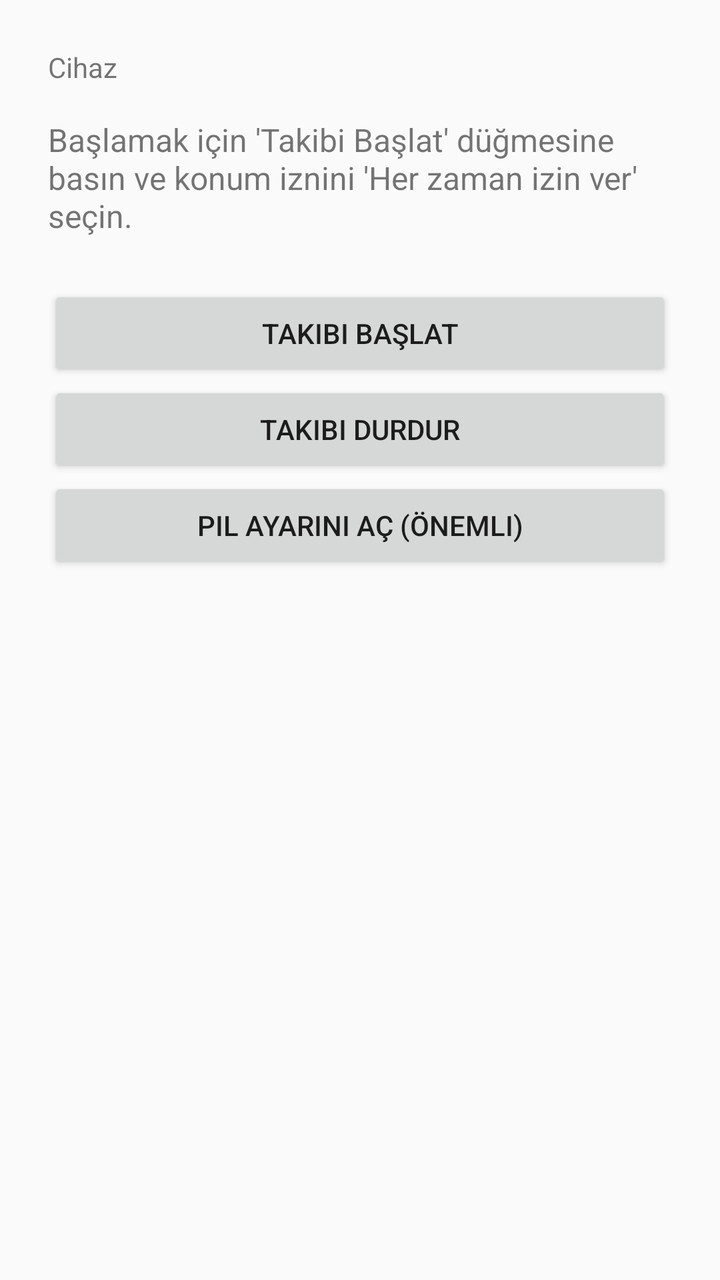
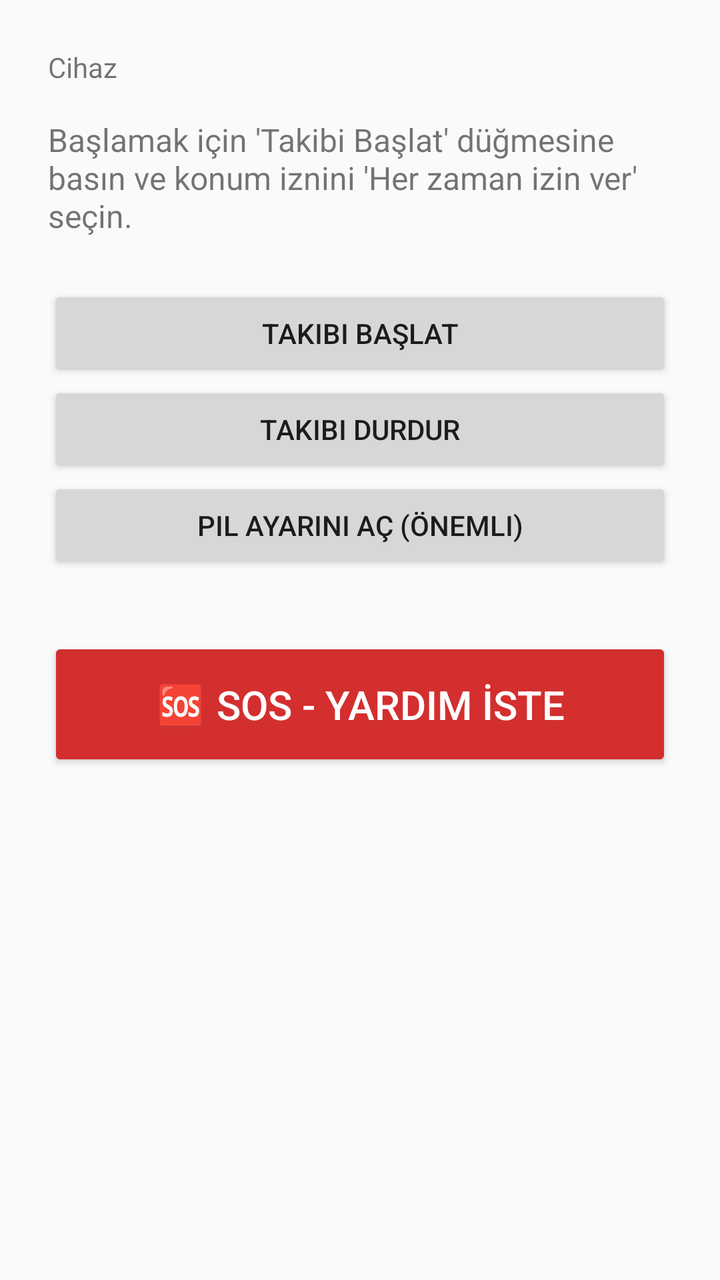

Two renders of the same Android screen: before a commit and after it. Below are the layout's source before the change and the commit's diff.
<!-- AndroidManifest.xml: application theme Theme.OglumTakip -->
<!-- res/layout/activity_main.xml -->
<?xml version="1.0" encoding="utf-8"?>
<LinearLayout xmlns:android="http://schemas.android.com/apk/res/android"
    android:orientation="vertical"
    android:padding="24dp"
    android:layout_width="match_parent"
    android:layout_height="match_parent">

    <TextView
        android:id="@+id/cihazId"
        android:layout_width="match_parent"
        android:layout_height="wrap_content"
        android:textSize="14sp"
        android:paddingBottom="16dp"
        android:text="Cihaz"/>

    <TextView
        android:id="@+id/durum"
        android:layout_width="match_parent"
        android:layout_height="wrap_content"
        android:textSize="16sp"
        android:paddingBottom="24dp"
        android:text="Başlamak için 'Takibi Başlat' düğmesine basın ve konum iznini 'Her zaman izin ver' seçin."/>

    <Button
        android:id="@+id/baslatBtn"
        android:layout_width="match_parent"
        android:layout_height="wrap_content"
        android:text="Takibi Başlat"/>

    <Button
        android:id="@+id/durdurBtn"
        android:layout_width="match_parent"
        android:layout_height="wrap_content"
        android:text="Takibi Durdur"/>

    <Button
        android:id="@+id/pilBtn"
        android:layout_width="match_parent"
        android:layout_height="wrap_content"
        android:text="Pil Ayarını Aç (önemli)"/>

</LinearLayout>
<!-- resources referenced by this layout -->
<resources>
  <style name="Theme.OglumTakip" parent="Theme.AppCompat.DayNight.DarkActionBar" />
</resources>

<!-- the commit's change to res/layout/activity_main.xml (unified diff, before → after) -->
@@ -39,4 +39,16 @@
         android:layout_height="wrap_content"
         android:text="Pil Ayarını Aç (önemli)"/>
 
+    <Button
+        android:id="@+id/sosBtn"
+        android:layout_width="match_parent"
+        android:layout_height="wrap_content"
+        android:layout_marginTop="32dp"
+        android:paddingTop="20dp"
+        android:paddingBottom="20dp"
+        android:text="🆘 SOS - YARDIM İSTE"
+        android:textSize="20sp"
+        android:textColor="#FFFFFF"
+        android:backgroundTint="#D32F2F"/>
+
 </LinearLayout>
